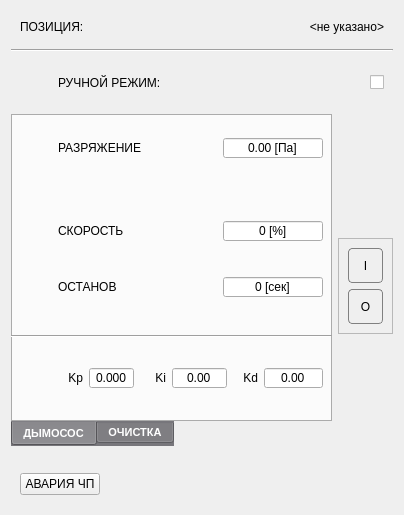
This is ui/EXHAUSER.ui in vlinnik/ETALON-250716 as Qt 5 draws it before an edit. The edited form follows.
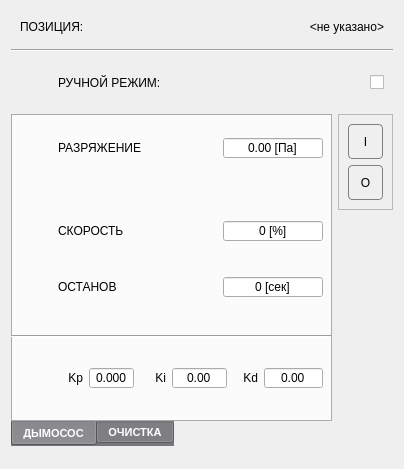
This is the edited form. Icons and pictures are not drawn.

The edit to the form file:
```diff
--- a/ui/EXHAUSER.ui
+++ b/ui/EXHAUSER.ui
@@ -10,7 +10,7 @@
     <x>0</x>
     <y>0</y>
     <width>404</width>
-    <height>504</height>
+    <height>453</height>
    </rect>
   </property>
   <property name="windowTitle">
@@ -133,6 +133,113 @@
    <string>SIEVER</string>
   </property>
   <layout class="QGridLayout" name="gridLayout">
+   <item row="3" column="1" rowspan="3" alignment="Qt::AlignTop">
+    <widget class="QFrame" name="console">
+     <property name="minimumSize">
+      <size>
+       <width>55</width>
+       <height>96</height>
+      </size>
+     </property>
+     <property name="maximumSize">
+      <size>
+       <width>55</width>
+       <height>16777215</height>
+      </size>
+     </property>
+     <property name="frameShape">
+      <enum>QFrame::StyledPanel</enum>
+     </property>
+     <layout class="QVBoxLayout" name="verticalLayout_15">
+      <item>
+       <widget class="QPushButton" name="on">
+        <property name="sizePolicy">
+         <sizepolicy hsizetype="Minimum" vsizetype="Preferred">
+          <horstretch>0</horstretch>
+          <verstretch>0</verstretch>
+         </sizepolicy>
+        </property>
+        <property name="cursor">
+         <cursorShape>PointingHandCursor</cursorShape>
+        </property>
+        <property name="text">
+         <string>I</string>
+        </property>
+        <property name="flat">
+         <bool>true</bool>
+        </property>
+        <property name="style" stdset="0">
+         <string>danger</string>
+        </property>
+       </widget>
+      </item>
+      <item>
+       <widget class="QPushButton" name="off">
+        <property name="sizePolicy">
+         <sizepolicy hsizetype="Minimum" vsizetype="Preferred">
+          <horstretch>0</horstretch>
+          <verstretch>0</verstretch>
+         </sizepolicy>
+        </property>
+        <property name="cursor">
+         <cursorShape>PointingHandCursor</cursorShape>
+        </property>
+        <property name="text">
+         <string>O</string>
+        </property>
+        <property name="flat">
+         <bool>true</bool>
+        </property>
+        <property name="style" stdset="0">
+         <string>warning</string>
+        </property>
+       </widget>
+      </item>
+     </layout>
+    </widget>
+   </item>
+   <item row="0" column="0" colspan="2">
+    <widget class="QWidget" name="row_1" native="true">
+     <layout class="QHBoxLayout" name="horizontalLayout">
+      <item>
+       <widget class="QLabel" name="hint_name">
+        <property name="text">
+         <string>ПОЗИЦИЯ:</string>
+        </property>
+        <property name="style" stdset="0">
+         <string>hint</string>
+        </property>
+       </widget>
+      </item>
+      <item>
+       <widget class="QLabel" name="name">
+        <property name="minimumSize">
+         <size>
+          <width>100</width>
+          <height>0</height>
+         </size>
+        </property>
+        <property name="text">
+         <string>&lt;не указано&gt;</string>
+        </property>
+        <property name="alignment">
+         <set>Qt::AlignRight|Qt::AlignTrailing|Qt::AlignVCenter</set>
+        </property>
+        <property name="style" stdset="0">
+         <string>hint</string>
+        </property>
+       </widget>
+      </item>
+     </layout>
+    </widget>
+   </item>
+   <item row="1" column="0" colspan="2">
+    <widget class="Line" name="line">
+     <property name="orientation">
+      <enum>Qt::Horizontal</enum>
+     </property>
+    </widget>
+   </item>
    <item row="3" column="0" alignment="Qt::AlignTop">
     <widget class="QTabWidget" name="tabWidget">
      <property name="tabPosition">
@@ -925,113 +1032,6 @@
      </widget>
     </widget>
    </item>
-   <item row="1" column="0" colspan="2">
-    <widget class="Line" name="line">
-     <property name="orientation">
-      <enum>Qt::Horizontal</enum>
-     </property>
-    </widget>
-   </item>
-   <item row="0" column="0" colspan="2">
-    <widget class="QWidget" name="row_1" native="true">
-     <layout class="QHBoxLayout" name="horizontalLayout">
-      <item>
-       <widget class="QLabel" name="hint_name">
-        <property name="text">
-         <string>ПОЗИЦИЯ:</string>
-        </property>
-        <property name="style" stdset="0">
-         <string>hint</string>
-        </property>
-       </widget>
-      </item>
-      <item>
-       <widget class="QLabel" name="name">
-        <property name="minimumSize">
-         <size>
-          <width>100</width>
-          <height>0</height>
-         </size>
-        </property>
-        <property name="text">
-         <string>&lt;не указано&gt;</string>
-        </property>
-        <property name="alignment">
-         <set>Qt::AlignRight|Qt::AlignTrailing|Qt::AlignVCenter</set>
-        </property>
-        <property name="style" stdset="0">
-         <string>hint</string>
-        </property>
-       </widget>
-      </item>
-     </layout>
-    </widget>
-   </item>
-   <item row="3" column="1" rowspan="3" alignment="Qt::AlignVCenter">
-    <widget class="QFrame" name="console">
-     <property name="minimumSize">
-      <size>
-       <width>55</width>
-       <height>96</height>
-      </size>
-     </property>
-     <property name="maximumSize">
-      <size>
-       <width>55</width>
-       <height>16777215</height>
-      </size>
-     </property>
-     <property name="frameShape">
-      <enum>QFrame::StyledPanel</enum>
-     </property>
-     <layout class="QVBoxLayout" name="verticalLayout_15">
-      <item>
-       <widget class="QPushButton" name="on">
-        <property name="sizePolicy">
-         <sizepolicy hsizetype="Minimum" vsizetype="Preferred">
-          <horstretch>0</horstretch>
-          <verstretch>0</verstretch>
-         </sizepolicy>
-        </property>
-        <property name="cursor">
-         <cursorShape>PointingHandCursor</cursorShape>
-        </property>
-        <property name="text">
-         <string>I</string>
-        </property>
-        <property name="flat">
-         <bool>true</bool>
-        </property>
-        <property name="style" stdset="0">
-         <string>danger</string>
-        </property>
-       </widget>
-      </item>
-      <item>
-       <widget class="QPushButton" name="off">
-        <property name="sizePolicy">
-         <sizepolicy hsizetype="Minimum" vsizetype="Preferred">
-          <horstretch>0</horstretch>
-          <verstretch>0</verstretch>
-         </sizepolicy>
-        </property>
-        <property name="cursor">
-         <cursorShape>PointingHandCursor</cursorShape>
-        </property>
-        <property name="text">
-         <string>O</string>
-        </property>
-        <property name="flat">
-         <bool>true</bool>
-        </property>
-        <property name="style" stdset="0">
-         <string>warning</string>
-        </property>
-       </widget>
-      </item>
-     </layout>
-    </widget>
-   </item>
    <item row="2" column="0" colspan="2">
     <widget class="QWidget" name="row_4" native="true">
      <layout class="QHBoxLayout" name="horizontalLayout_4">
@@ -1083,35 +1083,6 @@
      </layout>
     </widget>
    </item>
-   <item row="6" column="0" colspan="2">
-    <widget class="QWidget" name="row_6" native="true">
-     <layout class="QHBoxLayout" name="horizontalLayout_6">
-      <item>
-       <widget class="QPushButton" name="test_fault">
-        <property name="text">
-         <string>АВАРИЯ ЧП</string>
-        </property>
-        <property name="rsn" stdset="0">
-         <number>0</number>
-        </property>
-       </widget>
-      </item>
-      <item>
-       <spacer name="horizontalSpacer">
-        <property name="orientation">
-         <enum>Qt::Horizontal</enum>
-        </property>
-        <property name="sizeHint" stdset="0">
-         <size>
-          <width>40</width>
-          <height>20</height>
-         </size>
-        </property>
-       </spacer>
-      </item>
-     </layout>
-    </widget>
-   </item>
   </layout>
  </widget>
  <tabstops>
```
Left out of the diff: 1 changed line with no effect on the pictures.
